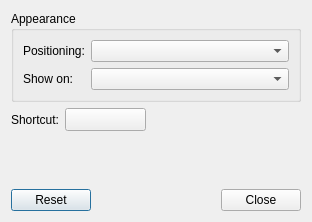
This is configuredialog/configuredialog.ui in lxqt/lxqt-runner as Qt 5 draws it before an edit. The edited form follows.
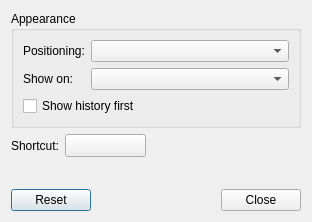
This is the edited form. Custom widgets are drawn as their Qt base class.

Commit message:
runner: Sort history items by relevance
Also add posibility to configure position of history items (first/last)

```diff
--- a/configuredialog/configuredialog.ui
+++ b/configuredialog/configuredialog.ui
@@ -40,6 +40,13 @@
       <item row="1" column="1">
        <widget class="QComboBox" name="monitorCbx"/>
       </item>
+      <item row="2" column="0" colspan="2">
+       <widget class="QCheckBox" name="historyCb">
+        <property name="text">
+         <string>Show history first</string>
+        </property>
+       </widget>
+      </item>
      </layout>
     </widget>
    </item>
```
The commit also changes 4 other files.
